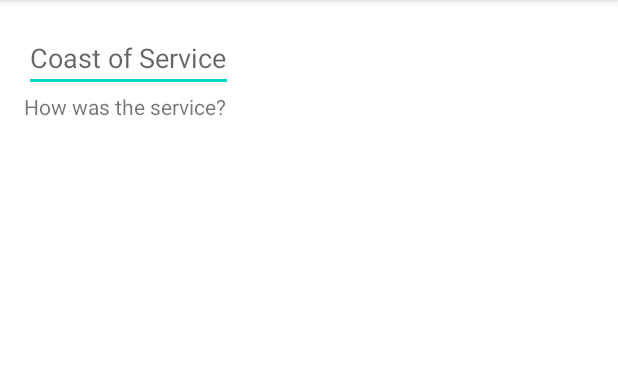
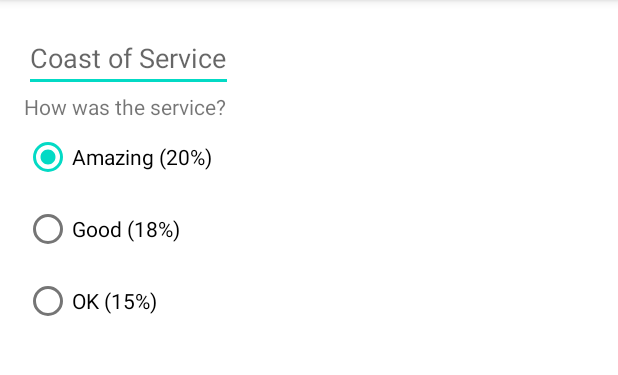
Before and after one commit to sisouza/TipCalculatorApp, an Android app: the screen it shows after launch (MainActivity), on a phone screen of 412 x 824 dp, the part 84-459 px from its top. Run offline under Robolectric (Android 15) with nearby library versions, the phone set to English and light mode, and no system bars.

Commit message:
add radio buttons

```diff
--- a/app/src/main/res/layout/activity_main.xml
+++ b/app/src/main/res/layout/activity_main.xml
@@ -1,22 +1,20 @@
 <?xml version="1.0" encoding="utf-8"?>
-<androidx.constraintlayout.widget.ConstraintLayout
-    xmlns:android="http://schemas.android.com/apk/res/android"
+<androidx.constraintlayout.widget.ConstraintLayout xmlns:android="http://schemas.android.com/apk/res/android"
+    xmlns:app="http://schemas.android.com/apk/res-auto"
     xmlns:tools="http://schemas.android.com/tools"
-    xmlns:app="http://schemas.android.com/apk/res-auto"
     android:layout_width="match_parent"
     android:layout_height="match_parent"
-    tools:context=".MainActivity"
-    android:padding="16dp">
+    android:padding="16dp"
+    tools:context=".MainActivity">
 
     <EditText
         android:id="@+id/edtServiceCoast"
         android:layout_width="wrap_content"
         android:layout_height="wrap_content"
+        android:hint="Coast of Service"
         android:inputType="numberDecimal"
-      android:hint="Coast of Service"
         app:layout_constraintStart_toStartOf="parent"
-      app:layout_constraintTop_toTopOf="parent"
-     />
+        app:layout_constraintTop_toTopOf="parent" />
 
     <TextView
         android:id="@+id/tvServiceExperience"
@@ -24,7 +22,36 @@
         android:layout_height="wrap_content"
         android:text="How was the service?"
         app:layout_constraintStart_toStartOf="parent"
-      app:layout_constraintTop_toBottomOf="@+id/edtServiceCoast"/>
+        app:layout_constraintTop_toBottomOf="@+id/edtServiceCoast" />
+
+    <RadioGroup
+        android:id="@+id/rgTipOptions"
+        android:layout_width="wrap_content"
+        android:layout_height="wrap_content"
+        android:orientation="vertical"
+        app:layout_constraintStart_toStartOf="parent"
+        app:layout_constraintTop_toBottomOf="@+id/tvServiceExperience"
+        android:checkedButton="@id/rbOptionOne">
+
+        <RadioButton
+            android:id="@+id/rbOptionOne"
+            android:layout_width="wrap_content"
+            android:layout_height="wrap_content"
+            android:text="Amazing (20%)" />
+
+        <RadioButton
+            android:id="@+id/optionTwo"
+            android:layout_width="wrap_content"
+            android:layout_height="wrap_content"
+            android:text="Good (18%)" />
+
+        <RadioButton
+            android:id="@+id/optionThree"
+            android:layout_width="wrap_content"
+            android:layout_height="wrap_content"
+            android:text="OK (15%)" />
 
 
+    </RadioGroup>
+
 </androidx.constraintlayout.widget.ConstraintLayout>
```
Lines whose indentation alone changed are shown as unchanged.
